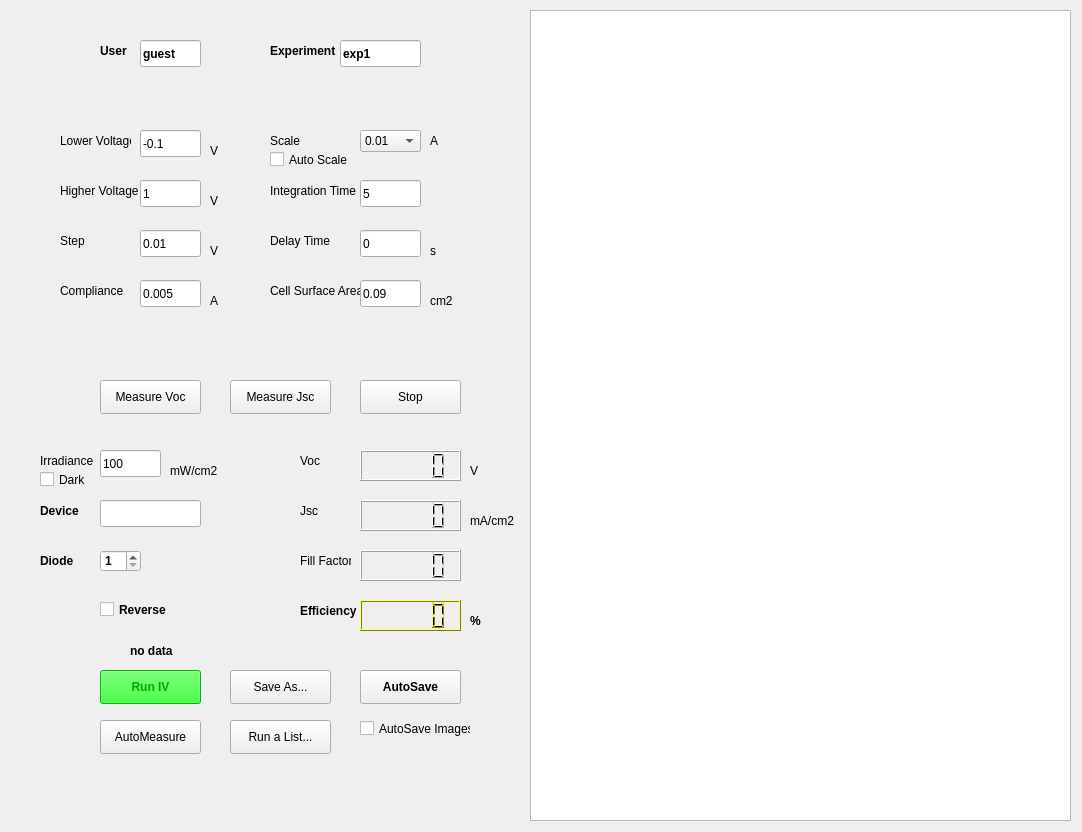
ilario/PyPV, file mainwindow.ui: the form before one commit.
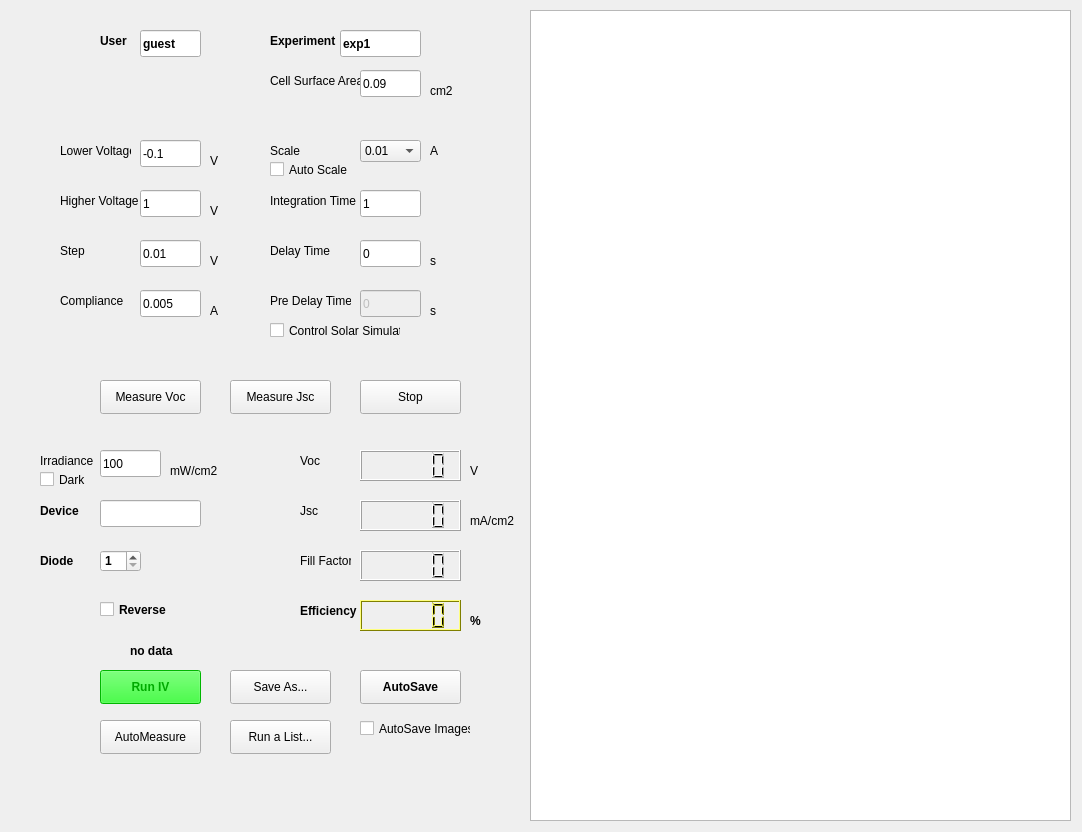
The form after the commit.

Patch:
```diff
--- a/mainwindow.ui
+++ b/mainwindow.ui
@@ -515,7 +515,7 @@
     <property name="geometry">
      <rect>
       <x>140</x>
-      <y>180</y>
+      <y>190</y>
       <width>61</width>
       <height>27</height>
      </rect>
@@ -528,7 +528,7 @@
     <property name="geometry">
      <rect>
       <x>140</x>
-      <y>280</y>
+      <y>290</y>
       <width>61</width>
       <height>27</height>
      </rect>
@@ -541,7 +541,7 @@
     <property name="geometry">
      <rect>
       <x>140</x>
-      <y>130</y>
+      <y>140</y>
       <width>61</width>
       <height>27</height>
      </rect>
@@ -557,20 +557,20 @@
     <property name="geometry">
      <rect>
       <x>360</x>
-      <y>180</y>
+      <y>190</y>
       <width>61</width>
       <height>27</height>
      </rect>
     </property>
     <property name="text">
-     <string>5</string>
+     <string>1</string>
     </property>
    </widget>
    <widget class="QLabel" name="label">
     <property name="geometry">
      <rect>
       <x>60</x>
-      <y>130</y>
+      <y>140</y>
       <width>71</width>
       <height>21</height>
      </rect>
@@ -589,7 +589,7 @@
     <property name="geometry">
      <rect>
       <x>60</x>
-      <y>180</y>
+      <y>190</y>
       <width>81</width>
       <height>21</height>
      </rect>
@@ -608,7 +608,7 @@
     <property name="geometry">
      <rect>
       <x>60</x>
-      <y>280</y>
+      <y>290</y>
       <width>71</width>
       <height>21</height>
      </rect>
@@ -621,7 +621,7 @@
     <property name="geometry">
      <rect>
       <x>270</x>
-      <y>180</y>
+      <y>190</y>
       <width>91</width>
       <height>21</height>
      </rect>
@@ -640,7 +640,7 @@
     <property name="geometry">
      <rect>
       <x>140</x>
-      <y>230</y>
+      <y>240</y>
       <width>61</width>
       <height>27</height>
      </rect>
@@ -653,7 +653,7 @@
     <property name="geometry">
      <rect>
       <x>60</x>
-      <y>230</y>
+      <y>240</y>
       <width>41</width>
       <height>21</height>
      </rect>
@@ -705,7 +705,7 @@
     <property name="geometry">
      <rect>
       <x>270</x>
-      <y>280</y>
+      <y>70</y>
       <width>91</width>
       <height>21</height>
      </rect>
@@ -718,7 +718,7 @@
     <property name="geometry">
      <rect>
       <x>360</x>
-      <y>280</y>
+      <y>70</y>
       <width>61</width>
       <height>27</height>
      </rect>
@@ -1289,7 +1289,7 @@
     <property name="geometry">
      <rect>
       <x>140</x>
-      <y>40</y>
+      <y>30</y>
       <width>61</width>
       <height>27</height>
      </rect>
@@ -1308,7 +1308,7 @@
     <property name="geometry">
      <rect>
       <x>340</x>
-      <y>40</y>
+      <y>30</y>
       <width>81</width>
       <height>27</height>
      </rect>
@@ -1432,7 +1432,7 @@
     <property name="geometry">
      <rect>
       <x>100</x>
-      <y>40</y>
+      <y>30</y>
       <width>31</width>
       <height>21</height>
      </rect>
@@ -1451,7 +1451,7 @@
     <property name="geometry">
      <rect>
       <x>270</x>
-      <y>40</y>
+      <y>30</y>
       <width>71</width>
       <height>21</height>
      </rect>
@@ -1543,7 +1543,7 @@
     <property name="geometry">
      <rect>
       <x>270</x>
-      <y>150</y>
+      <y>160</y>
       <width>81</width>
       <height>19</height>
      </rect>
@@ -1556,7 +1556,7 @@
     <property name="geometry">
      <rect>
       <x>270</x>
-      <y>130</y>
+      <y>140</y>
       <width>61</width>
       <height>21</height>
      </rect>
@@ -1569,7 +1569,7 @@
     <property name="geometry">
      <rect>
       <x>360</x>
-      <y>230</y>
+      <y>240</y>
       <width>61</width>
       <height>27</height>
      </rect>
@@ -1582,7 +1582,7 @@
     <property name="geometry">
      <rect>
       <x>270</x>
-      <y>230</y>
+      <y>240</y>
       <width>71</width>
       <height>21</height>
      </rect>
@@ -1595,7 +1595,7 @@
     <property name="geometry">
      <rect>
       <x>210</x>
-      <y>140</y>
+      <y>150</y>
       <width>31</width>
       <height>21</height>
      </rect>
@@ -1608,7 +1608,7 @@
     <property name="geometry">
      <rect>
       <x>210</x>
-      <y>190</y>
+      <y>200</y>
       <width>31</width>
       <height>21</height>
      </rect>
@@ -1621,7 +1621,7 @@
     <property name="geometry">
      <rect>
       <x>210</x>
-      <y>290</y>
+      <y>300</y>
       <width>31</width>
       <height>21</height>
      </rect>
@@ -1634,7 +1634,7 @@
     <property name="geometry">
      <rect>
       <x>430</x>
-      <y>130</y>
+      <y>140</y>
       <width>31</width>
       <height>21</height>
      </rect>
@@ -1647,7 +1647,7 @@
     <property name="geometry">
      <rect>
       <x>430</x>
-      <y>240</y>
+      <y>250</y>
       <width>31</width>
       <height>21</height>
      </rect>
@@ -1660,7 +1660,7 @@
     <property name="geometry">
      <rect>
       <x>430</x>
-      <y>290</y>
+      <y>80</y>
       <width>31</width>
       <height>21</height>
      </rect>
@@ -1686,7 +1686,7 @@
     <property name="geometry">
      <rect>
       <x>210</x>
-      <y>240</y>
+      <y>250</y>
       <width>31</width>
       <height>21</height>
      </rect>
@@ -1718,7 +1718,7 @@
     <property name="geometry">
      <rect>
       <x>360</x>
-      <y>130</y>
+      <y>140</y>
       <width>61</width>
       <height>22</height>
      </rect>
@@ -1817,6 +1817,61 @@
      <string>AutoMeasure</string>
     </property>
    </widget>
+   <widget class="QLabel" name="label_31">
+    <property name="geometry">
+     <rect>
+      <x>430</x>
+      <y>300</y>
+      <width>31</width>
+      <height>21</height>
+     </rect>
+    </property>
+    <property name="text">
+     <string>s</string>
+    </property>
+   </widget>
+   <widget class="QLabel" name="label_32">
+    <property name="geometry">
+     <rect>
+      <x>270</x>
+      <y>290</y>
+      <width>81</width>
+      <height>21</height>
+     </rect>
+    </property>
+    <property name="text">
+     <string>Pre Delay Time</string>
+    </property>
+   </widget>
+   <widget class="QLineEdit" name="preDelayTime_edit">
+    <property name="enabled">
+     <bool>false</bool>
+    </property>
+    <property name="geometry">
+     <rect>
+      <x>360</x>
+      <y>290</y>
+      <width>61</width>
+      <height>27</height>
+     </rect>
+    </property>
+    <property name="text">
+     <string>0</string>
+    </property>
+   </widget>
+   <widget class="QCheckBox" name="solSim_check">
+    <property name="geometry">
+     <rect>
+      <x>270</x>
+      <y>320</y>
+      <width>131</width>
+      <height>21</height>
+     </rect>
+    </property>
+    <property name="text">
+     <string>Control Solar Simulator</string>
+    </property>
+   </widget>
    <zorder>label_6</zorder>
    <zorder>label_8</zorder>
    <zorder>label_2</zorder>
```
Left out of the diff: 4 changed lines with no effect on the pictures.
